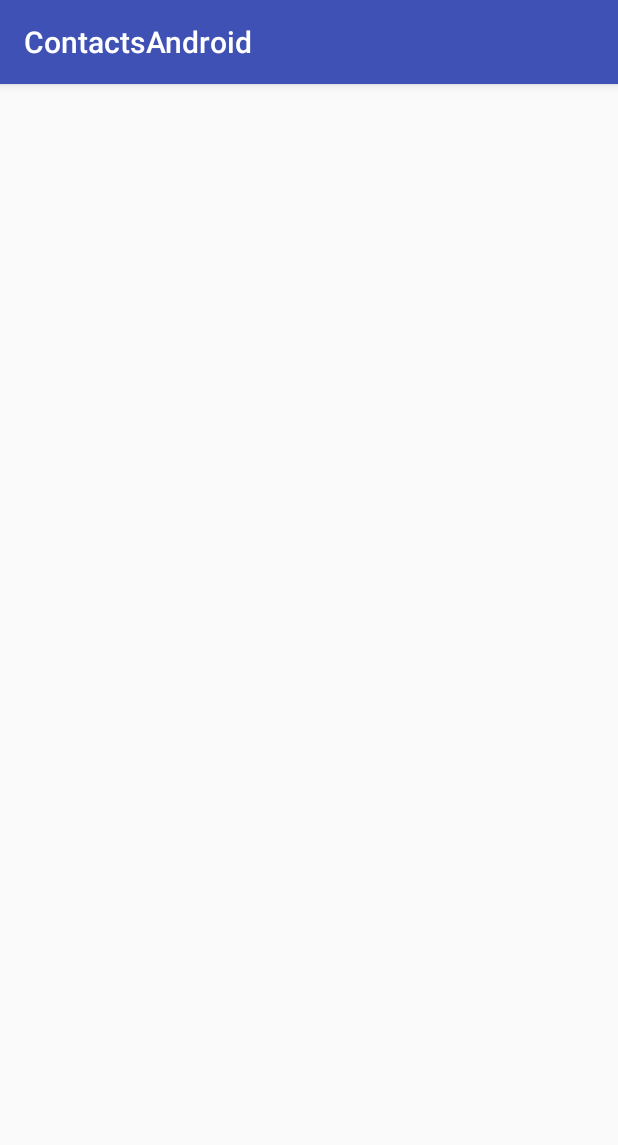
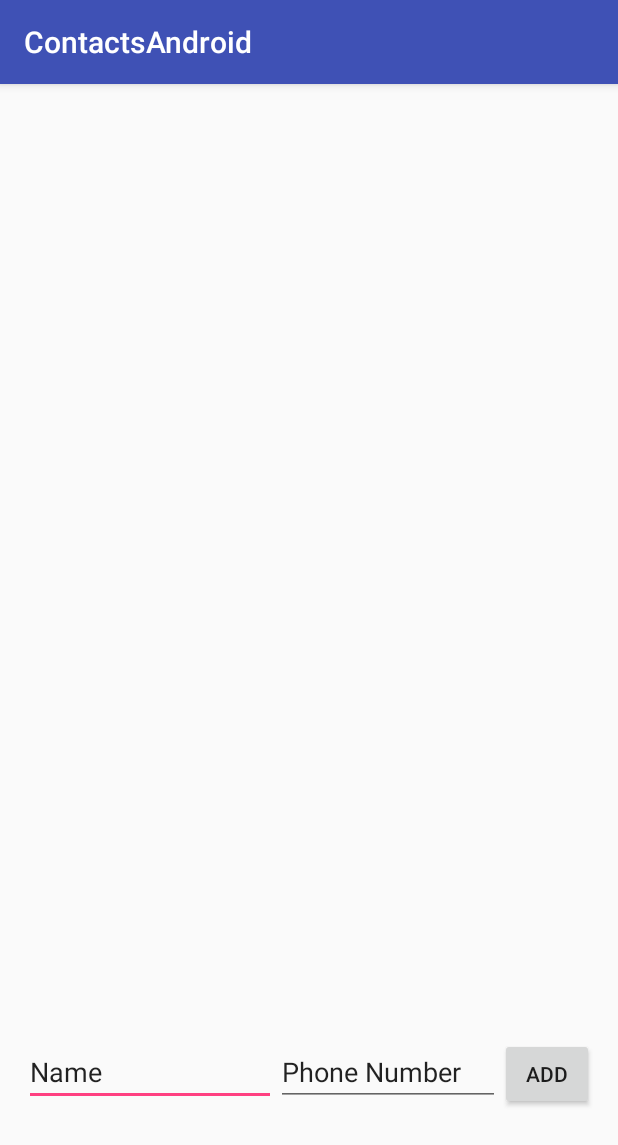
Before and after one commit to ahays44/ContactsAndroid, an Android app: the screen it shows after launch (MainActivity), on a phone screen of 412 x 824 dp. Shown: the top 1145 px of the screen. Run offline under Robolectric (Android 15) with nearby library versions, the phone set to English and light mode, and no system bars.

```diff
--- a/app/src/main/java/com/theironyard/contactsandroid/MainActivity.java
+++ b/app/src/main/java/com/theironyard/contactsandroid/MainActivity.java
@@ -2,12 +2,56 @@ package com.theironyard.contactsandroid;
 
 import android.support.v7.app.AppCompatActivity;
 import android.os.Bundle;
+import android.view.View;
+import android.widget.AdapterView;
+import android.widget.ArrayAdapter;
+import android.widget.Button;
+import android.widget.EditText;
+import android.widget.ListView;
 
-public class MainActivity extends AppCompatActivity {
+import java.util.ArrayList;
+import java.util.List;
+
+public class MainActivity extends AppCompatActivity implements AdapterView.OnItemLongClickListener, View.OnClickListener {
+
+    ArrayAdapter<String> items;
+
+    ListView contactList;
+    EditText phone;
+    EditText name;
+    Button addButton;
+
 
     @Override
     protected void onCreate(Bundle savedInstanceState) {
         super.onCreate(savedInstanceState);
         setContentView(R.layout.activity_main);
+
+        contactList = (ListView) findViewById(R.id.contactList);
+        phone = (EditText) findViewById(R.id.phone);
+        name = (EditText) findViewById(R.id.name);
+        addButton = (Button) findViewById(R.id.addButton);
+
+
+        contactList.setAdapter(items);
+
+        addButton.setOnClickListener(this);
+        contactList.setOnItemLongClickListener(this);
+
+    }
+
+    @Override
+    public boolean onItemLongClick(AdapterView<?> parent, View view, int position, long id) {
+        String item = items.getItem(position);
+        items.remove(item);
+        return true;
+    }
+
+    @Override
+    public void onClick(View v) {
+        String itemN = name.getText().toString();
+        String itemP = phone.getText().toString();
+        name.setText("");
+        phone.setText("");
     }
 }
--- a/app/src/main/res/layout/activity_main.xml
+++ b/app/src/main/res/layout/activity_main.xml
@@ -12,12 +12,47 @@
     <LinearLayout
         android:orientation="vertical"
         android:layout_width="match_parent"
-        android:layout_height="match_parent"></LinearLayout>
+        android:layout_height="match_parent"
+        android:weightSum="1">
 
-    <LinearLayout
-        android:orientation="horizontal"
-        android:layout_width="match_parent"
-        android:layout_height="match_parent">
+        <ListView
+            android:layout_width="wrap_content"
+            android:layout_height="379dp"
+            android:id="@+id/contactList"
+            android:layout_weight="0.78" />
+
+        <LinearLayout
+            android:orientation="horizontal"
+            android:layout_width="match_parent"
+            android:layout_height="wrap_content">
+
+            <EditText
+                android:layout_width="158dp"
+                android:layout_height="wrap_content"
+                android:inputType="textPersonName"
+                android:text="Name"
+                android:ems="10"
+                android:id="@+id/name"
+                android:layout_weight="1" />
+
+            <EditText
+                android:layout_width="139dp"
+                android:layout_height="wrap_content"
+                android:inputType="phone"
+                android:ems="10"
+                android:id="@+id/phone"
+                android:layout_weight="1"
+                android:text="Phone Number" />
+
+            <Button
+                style="?android:attr/buttonStyleSmall"
+                android:layout_width="wrap_content"
+                android:layout_height="wrap_content"
+                android:text="Add"
+                android:id="@+id/addButton"
+                android:layout_weight="1" />
+        </LinearLayout>
 
     </LinearLayout>
+
 </RelativeLayout>
```
